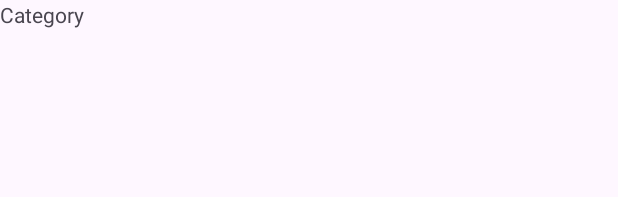
After one commit to MasterTemple/CSCI-335-UI-Application, an Android app: the layout fragment_spending_by_category_table.xml on its own in the app's theme, with its tools: preview values and no code run, on a phone screen of 412 x 824 dp. The commit adds this screen. Shown: the top 197 px of the screen. Run offline under Robolectric (Android 15) with nearby library versions, the phone set to English and light mode, and no system bars.

Commit message:
Activity page > spending by category > fragments implementation beginning.

```diff
--- a/app/src/main/java/com/example/uigroupproject/StatsFragment.java
+++ b/app/src/main/java/com/example/uigroupproject/StatsFragment.java
@@ -48,7 +48,6 @@ public class StatsFragment extends Fragment {
     @Override
     public View onCreateView(LayoutInflater inflater, ViewGroup container, Bundle savedInstanceState) {
         view = inflater.inflate(R.layout.fragment_stats, container, false);
-        RecyclerView recyclerView = view.findViewById(R.id.spending_by_category_list);
         Database db = new Database(context);
         transactions = db.getAllTransactionsInPastMonth();
         categories = db.getAllCategories();
@@ -147,6 +146,7 @@ public class StatsFragment extends Fragment {
         categoriesActual.add(noCategory);
         categoriesActual.sort(Comparator.comparingDouble(c -> -1*c.value));
         CategoryListAdapter adapter = new CategoryListAdapter(categoriesActual, context);
+        RecyclerView recyclerView = view.findViewById(R.id.spending_by_category_list);
         recyclerView.setAdapter(adapter);
         recyclerView.setLayoutManager(new LinearLayoutManager(context));
 
--- /dev/null
+++ b/app/src/main/res/layout/fragment_spending_by_category_table.xml
@@ -0,0 +1,26 @@
+<?xml version="1.0" encoding="utf-8"?>
+<RelativeLayout xmlns:android="http://schemas.android.com/apk/res/android"
+    android:layout_width="match_parent"
+    android:layout_height="match_parent">
+
+    <RelativeLayout
+        android:id="@+id/table_heading"
+        android:layout_width="match_parent"
+        android:layout_height="wrap_content">
+
+        <TextView
+            android:layout_width="wrap_content"
+            android:layout_height="wrap_content"
+            android:text="Category"
+        />
+
+    </RelativeLayout>
+
+    <androidx.recyclerview.widget.RecyclerView
+        android:id="@+id/spending_by_category_table"
+        android:layout_below="@id/table_heading"
+        android:layout_width="match_parent"
+        android:layout_height="wrap_content"
+        />
+
+</RelativeLayout>
```
Also changed, not shown: app/src/main/java/com/example/uigroupproject/SpendingByCategoryTableAdapter.java (added, +41 -0 lines), app/src/main/java/com/example/uigroupproject/SpendingByCategoryTableFragment.java (added, +36 -0 lines), app/src/main/java/com/example/uigroupproject/SpendingByCategoryTableViewHolder.java (added, +20 -0 lines).
